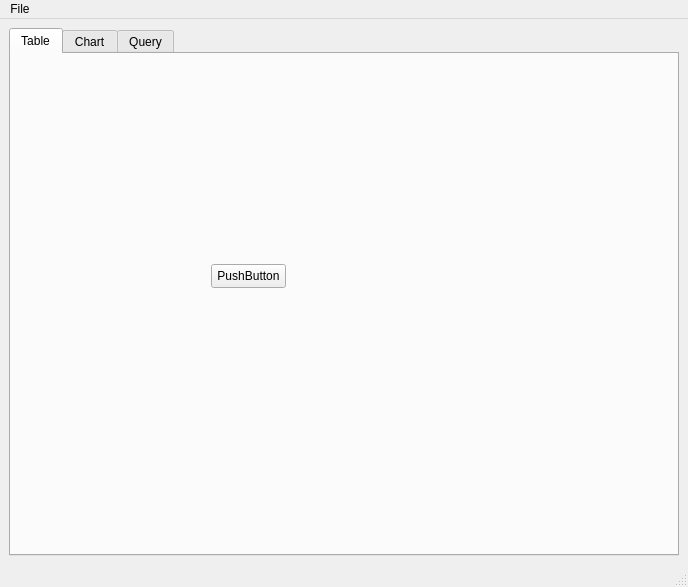
Before: the Qt Designer form mainwindow.ui in bencoepp/qt-beginner, drawn with Qt 5.
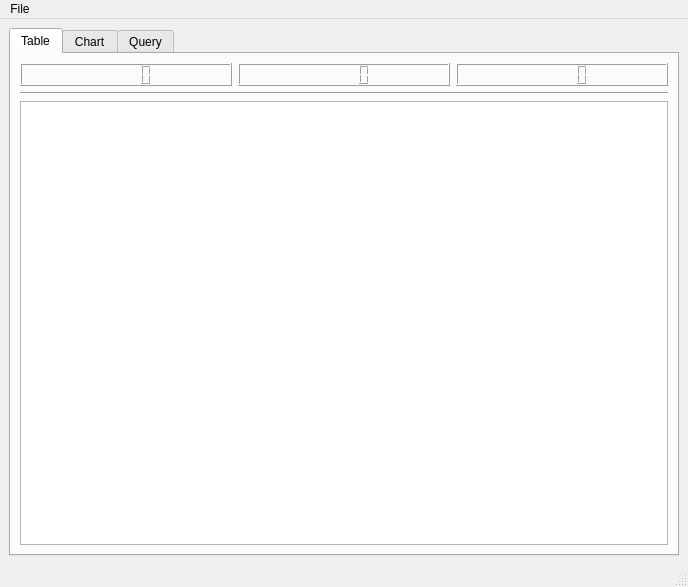
After: the same form once the commit is applied.

```diff
--- a/mainwindow.ui
+++ b/mainwindow.ui
@@ -27,19 +27,34 @@
        <attribute name="title">
         <string>Table</string>
        </attribute>
-       <widget class="QPushButton" name="pushButton">
-        <property name="geometry">
-         <rect>
-          <x>200</x>
-          <y>210</y>
-          <width>75</width>
-          <height>24</height>
-         </rect>
-        </property>
-        <property name="text">
-         <string>PushButton</string>
-        </property>
-       </widget>
+       <layout class="QVBoxLayout" name="verticalLayout_4">
+        <item>
+         <layout class="QHBoxLayout" name="horizontalLayout">
+          <property name="sizeConstraint">
+           <enum>QLayout::SizeConstraint::SetMaximumSize</enum>
+          </property>
+          <item>
+           <widget class="QLCDNumber" name="lcd_totalElements"/>
+          </item>
+          <item>
+           <widget class="QLCDNumber" name="lcd_highestTemp"/>
+          </item>
+          <item>
+           <widget class="QLCDNumber" name="lcd_avgTemp"/>
+          </item>
+         </layout>
+        </item>
+        <item>
+         <widget class="Line" name="line">
+          <property name="orientation">
+           <enum>Qt::Orientation::Horizontal</enum>
+          </property>
+         </widget>
+        </item>
+        <item>
+         <widget class="QTableView" name="tableView"/>
+        </item>
+       </layout>
       </widget>
       <widget class="QWidget" name="chart">
        <attribute name="title">
```
